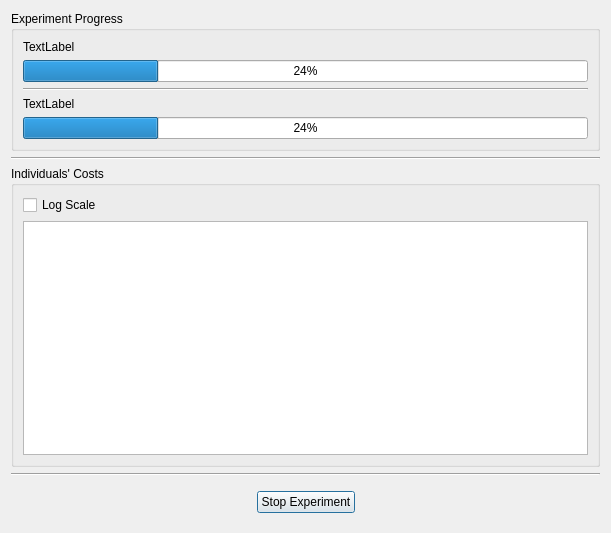
Above: MLC/GUI/Autogenerated/untitled/experiment_in_progress.ui from MachineLearningControl/OpenMLC-Python before the change. Below: the same form after it.
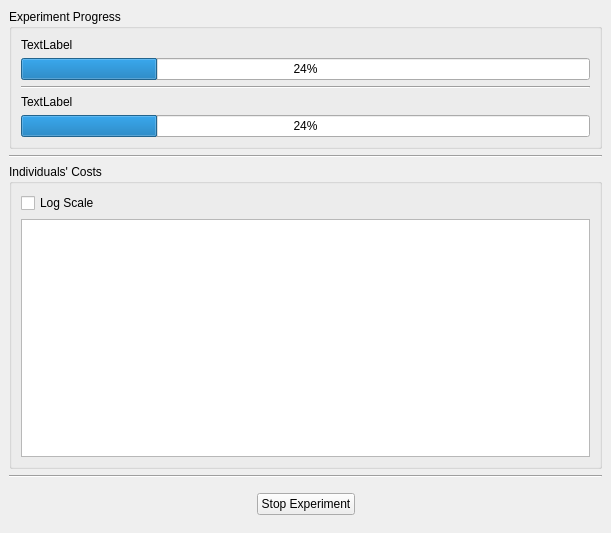
That is the form after the change.

Commit message:
Changed ExperimentInProgress from a QDialog to a QMainWindow
* #33

The edit to the form file:
```diff
--- a/MLC/GUI/Autogenerated/untitled/experiment_in_progress.ui
+++ b/MLC/GUI/Autogenerated/untitled/experiment_in_progress.ui
@@ -1,7 +1,7 @@
 <?xml version="1.0" encoding="UTF-8"?>
 <ui version="4.0">
  <class>ExperimentInProgressDialog</class>
- <widget class="QDialog" name="ExperimentInProgressDialog">
+ <widget class="QMainWindow" name="ExperimentInProgressDialog">
   <property name="windowModality">
    <enum>Qt::ApplicationModal</enum>
   </property>
@@ -16,6 +16,7 @@
   <property name="windowTitle">
    <string>MLC Manager Properties</string>
   </property>
+  <widget class="QWidget" name="centralWidget">
   <layout class="QVBoxLayout" name="verticalLayout">
    <item>
     <widget class="QGroupBox" name="groupBox_3">
@@ -155,6 +156,7 @@
     </widget>
    </item>
   </layout>
+  </widget>
  </widget>
  <resources/>
  <connections>
```
The commit also changes 3 other files.
